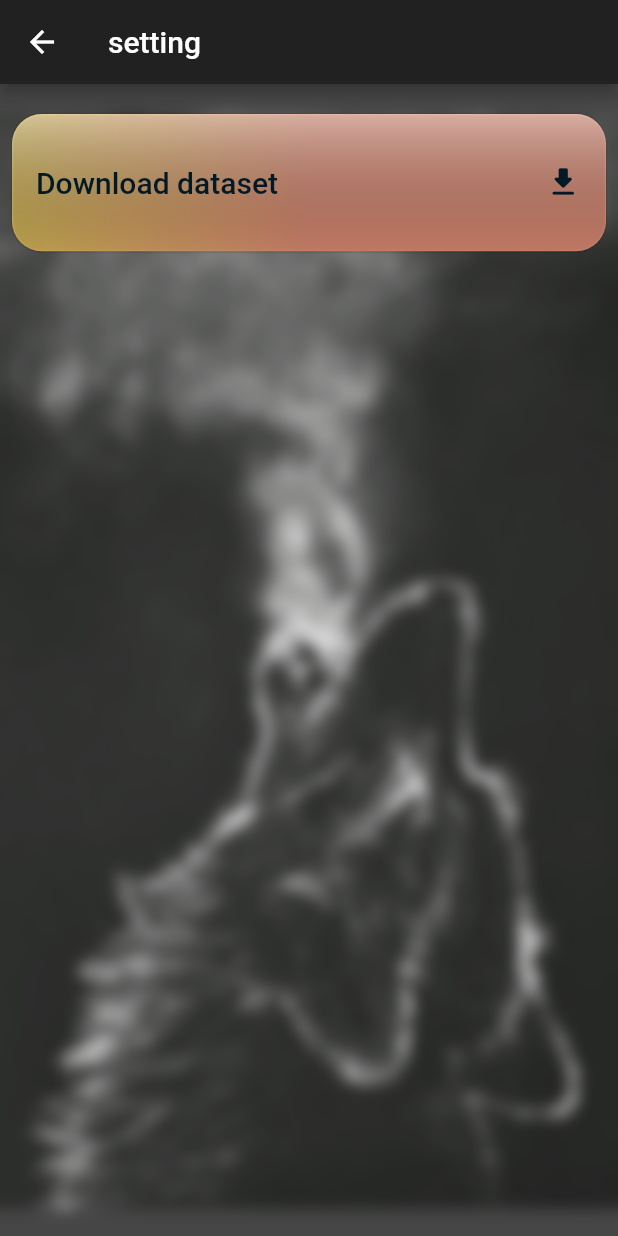
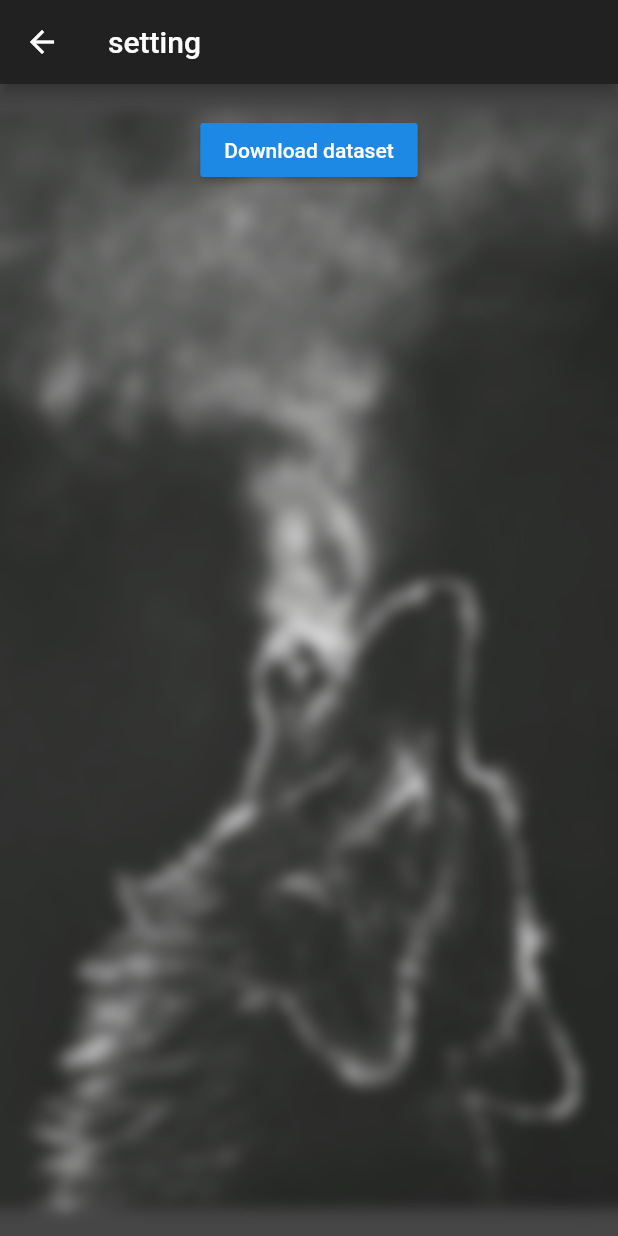
Before and after one commit to b3hzadsh/apps-inf0, a Flutter app: the SettingScreen screen opened directly, after a tap on "Download dataset", on a phone screen of 412 x 824 dp. Run offline on Flutter 3.47's test engine with Material 2 defaults, Android fonts, the phone set to English and light mode, and no system bars; our stand-ins replace flutter_spinkit, sqflite; accounts and stored records are empty; network calls fail; Roboto replaces fonts that are missing (VAGROUND).

Commit message:
invalid argument fixed

```diff
--- a/lib/models/app_model.dart
+++ b/lib/models/app_model.dart
@@ -16,7 +16,7 @@ class AppModel {
   final String verNumber; //android req
   final String size; //
   final String installs;
-  final dynamic ratting;
+  final String ratting; //int double string
   //final dynamic ratingTemp ;
   final String price; // 0 or 4.5 $
   final int review; //+
@@ -45,7 +45,7 @@ class AppModel {
         verNumber: json["ver_number"],
         size: json["size"],
         installs: json["installs"],
-        ratting: double.parse(json["ratting"]),
+        ratting: (json["ratting"] != "NaN") ? "${json["ratting"]}" : "unknown",
         price: json["price"],
         review: json["review"],
 
--- a/lib/screens/category.dart
+++ b/lib/screens/category.dart
@@ -41,6 +41,7 @@ class CategoryScreen extends StatelessWidget {
       "TRAVEL_AND_LOCAL",
       "WEATHER",
     ];
+    cats.sort(); //..sort((a, b) => a.substring(0, 1).compareTo(b.substring(0, 1)));
     return Scaffold(
       // backgroundColor: Colors.blueGrey[300],
       appBar: AppBar(
--- a/lib/screens/setting_screen.dart
+++ b/lib/screens/setting_screen.dart
@@ -3,7 +3,6 @@ import 'package:apps_info/utils/func.dart';
 import 'package:apps_info/utils/widgets.dart';
 import 'package:flutter/material.dart';
 import 'package:flutter_spinkit/flutter_spinkit.dart';
-import 'dart:async';
 import 'dart:convert';
 import 'package:http/http.dart' as http;
 import '../utils/database.dart';
@@ -30,29 +29,88 @@ class _SettingScreenState extends State<SettingScreen> {
             children: [
               Padding(
                 padding: EdgeInsets.symmetric(horizontal: 8, vertical: 20),
-                child: MainButton(
+                child: Center(
+                  child: RaisedButton(
+                      onPressed: () async {
+                        await DBProvider.db.deleteAllTables();
+                        List x; //<Map<String, dynamic>>
+                        //if for check thats for first time
+                        for (int j = 1; j <= 20; j++) {
+                          // change 395
+                          String splitGitUrl =
+                              "https://raw.githubusercontent.com/b3hzadsh/json/master/split/dataset_$j.json";
+                          try {
+                            http.Response res = await http.get(splitGitUrl);
+                            x = json.decode(res.body);
+                            // as List<Map<String, dynamic>>;
+                            //x.sublist(0, 100);
+                            print(x[1]["App"]);
+                            title = x[1]["App"];
+                          } catch (e) {
+                            print(e);
+                          }
+                          //var xlen = x.length ~/ 100;
+                          //for (int j = 0; j < 99 * xlen; j += xlen) {
+                          for (int i = 0; i < x.length - 1; i++) {
+                            var verTemp = remEnd(x[i]["Android Ver"]);
+                            AppModel newApp = AppModel(
+                              appName: x[i]["App"],
+                              ratting: ((x[i]["Rating"]) != "NaN")
+                                  ? "${x[i]["Rating"]}"
+                                  : "0",
+                              review: x[i]["Reviews"],
+                              size: x[i]["Size"],
+                              installs: x[i]
+                                  ["Installs"], //conacat to int :rem + and ,
+                              price:
+                                  "${x[i]["Price"]}", // change to X $ , it may have $
+                              verNumber: "$verTemp",
+                            );
+                            await DBProvider.db
+                                .addApp(newApp, x[i]["Category"]);
+                          }
+
+                          ////
+                          ///
+                        }
+
+                        setState(() {});
+
+                        // list of map
+                      },
+                      child: Text("Download dataset")
+                      /* MainButton(
+                        needRout: false,
+                        title: "Download dataset",
+                        icon: Icons.download_rounded,
+                      ) */
+                      /*MainButton(
                   needRout: false,
                   title: "Download dataset",
                   icon: Icons.download_rounded,
                   myfunc: () async {
                     await DBProvider.db.deleteAllTables();
-                    List x;
+                    List<Map<String, dynamic>> x;
                     //if for check thats for first time
 
                     String giturl =
                         "https://raw.githubusercontent.com/b3hzadsh/json/master/1.json";
+                    String splitGitUrl =
+                        "https://raw.githubusercontent.com/b3hzadsh/json/master/split/dataset_7.json";
                     try {
-                      http.Response res = await http.get(giturl);
+                      http.Response res = await http.get(splitGitUrl);
                       x = json.decode(res.body);
+                      //x.sublist(0, 100);
                       print(x[1]["App"]);
                       title = x[1]["App"];
                     } catch (e) {
                       print(e);
                     }
-
-                    for (int i = 0; i < x.length; i++) {
+                    //var xlen = x.length ~/ 100;
+                    //for (int j = 0; j < 99 * xlen; j += xlen) {
+                    for (int i = 0; i < x.length - 1; i++) {
                       var verTemp = remEnd(x[i]["Android Ver"]);
-                      AppModel newApp = new AppModel(
+                      AppModel newApp = AppModel(
                         appName: x[i]["App"],
                         ratting: "${x[i]["Rating"]}",
                         review: x[i]["Reviews"],
@@ -65,12 +123,17 @@ class _SettingScreenState extends State<SettingScreen> {
                       );
                       await DBProvider.db.addApp(newApp, x[i]["Category"]);
                     }
+
+                    ////
+                    ///
                     setState(() {});
 
                     // list of map
                   },
+                 */
+                      ),
                 ),
-              )
+              ),
             ],
           ),
         )
--- a/lib/utils/widgets.dart
+++ b/lib/utils/widgets.dart
@@ -42,9 +42,9 @@ class MyBlurBg extends StatelessWidget {
 }
 
 class MainButton extends StatelessWidget {
-  const MainButton({
+  MainButton({
     Key key,
-    this.myfunc,
+    // this.myfunc,
     this.needRout,
     @required this.title,
     @required this.icon,
@@ -52,13 +52,13 @@ class MainButton extends StatelessWidget {
 
   final String title;
   final IconData icon;
-  final Function myfunc;
+  //final Function myfunc;
   final bool needRout;
 
   @override
   Widget build(BuildContext context) {
     final hieght = MediaQuery.of(context).size.height;
-    final width = MediaQuery.of(context).size.width;
+    //final width = MediaQuery.of(context).size.width;
     return Container(
       width: double.infinity,
       decoration: BoxDecoration(
@@ -98,7 +98,7 @@ class MainButton extends StatelessWidget {
               if (needRout != false)
                 Navigator.pushNamed(context, "/screen/$title");
 
-              myfunc();
+              // myfunc();
             },
             child: Container(
               width: double.infinity,
@@ -131,7 +131,7 @@ class AppWidget extends StatelessWidget {
 
   final AppModel app;
 
-  const AppWidget({
+  AppWidget({
     @required this.app,
     Key key,
   }) : super(key: key);
```
Also changed, not shown: lib/screens/cat_screen.dart (+10 -8 lines), lib/utils/func.dart (+5 -2 lines).
